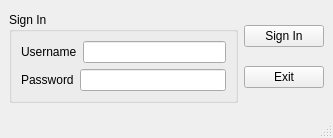
The window that mainwindow.ui (suhaibchaudhry/lms_project) describes before a commit, drawn with Qt 5.
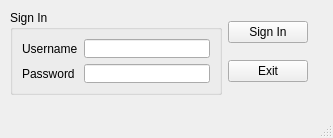
The same window after the commit.

Commit message: adjusted screen size for main window

```diff
--- a/mainwindow.ui
+++ b/mainwindow.ui
@@ -14,20 +14,27 @@
    <string>MainWindow</string>
   </property>
   <widget class="QWidget" name="centralwidget">
-   <layout class="QVBoxLayout" name="verticalLayout_3">
-    <item>
-     <layout class="QHBoxLayout" name="horizontalLayout_5">
+   <widget class="QWidget" name="">
+    <property name="geometry">
+     <rect>
+      <x>10</x>
+      <y>10</y>
+      <width>298</width>
+      <height>85</height>
+     </rect>
+    </property>
+    <layout class="QHBoxLayout" name="horizontalLayout_2">
       <item>
        <widget class="QGroupBox" name="groupBox">
         <property name="title">
          <string>Sign In</string>
         </property>
-        <layout class="QHBoxLayout" name="horizontalLayout_6">
-         <item>
-          <layout class="QVBoxLayout" name="verticalLayout">
+       <layout class="QVBoxLayout" name="verticalLayout_3">
            <item>
             <layout class="QHBoxLayout" name="horizontalLayout">
              <item>
+           <layout class="QVBoxLayout" name="verticalLayout_2">
+            <item>
               <widget class="QLabel" name="label">
                <property name="text">
                 <string>Username</string>
@@ -35,22 +42,26 @@
               </widget>
              </item>
              <item>
-              <widget class="QLineEdit" name="username_text"/>
-             </item>
-            </layout>
-           </item>
-           <item>
-            <layout class="QHBoxLayout" name="horizontalLayout_2">
-             <item>
               <widget class="QLabel" name="label_2">
                <property name="text">
                 <string>Password</string>
                </property>
               </widget>
              </item>
+           </layout>
+          </item>
              <item>
-              <widget class="QLineEdit" name="password_text"/>
-             </item>
+           <layout class="QVBoxLayout" name="verticalLayout">
+            <item>
+             <widget class="QLineEdit" name="username_text"/>
+            </item>
+            <item>
+             <widget class="QLineEdit" name="password_text">
+              <property name="echoMode">
+               <enum>QLineEdit::Password</enum>
+              </property>
+             </widget>
+            </item>
             </layout>
            </item>
           </layout>
@@ -59,7 +70,7 @@
        </widget>
       </item>
       <item>
-       <layout class="QVBoxLayout" name="verticalLayout_2">
+      <layout class="QVBoxLayout" name="verticalLayout_4">
         <item>
          <widget class="QPushButton" name="loginButton">
           <property name="text">
@@ -77,8 +88,7 @@
        </layout>
       </item>
      </layout>
-    </item>
-   </layout>
+   </widget>
   </widget>
   <widget class="QMenuBar" name="menubar">
    <property name="geometry">
```
Left out of the diff: 2 changed lines with no effect on the pictures. Lines whose indentation alone changed are shown as unchanged. The commit also changes 1 other file.
